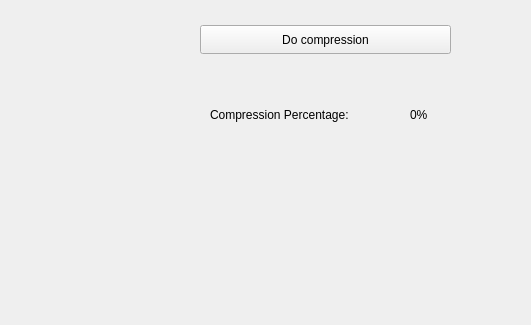
Old version of the form compress.ui in the repository kareemelramly/File-Zipper-Project; both pictures show x 0 to 531 and y 215 to 540 of the 690 by 540 pixel window.
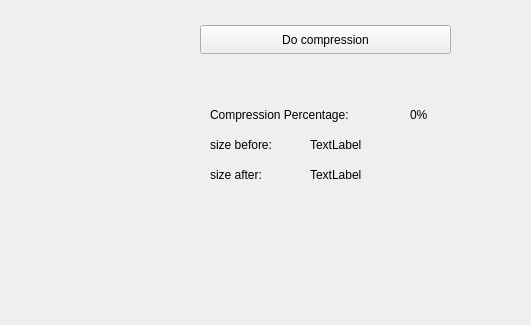
New version of the form.

Commit message: size before and after added

What changed in the file:
```diff
--- a/compress.ui
+++ b/compress.ui
@@ -65,6 +65,58 @@
     <string>Compression Percentage: </string>
    </property>
   </widget>
+  <widget class="QLabel" name="label_2">
+   <property name="geometry">
+    <rect>
+     <x>210</x>
+     <y>350</y>
+     <width>81</width>
+     <height>20</height>
+    </rect>
+   </property>
+   <property name="text">
+    <string>size before:</string>
+   </property>
+  </widget>
+  <widget class="QLabel" name="label_3">
+   <property name="geometry">
+    <rect>
+     <x>210</x>
+     <y>380</y>
+     <width>71</width>
+     <height>20</height>
+    </rect>
+   </property>
+   <property name="text">
+    <string>size after:</string>
+   </property>
+  </widget>
+  <widget class="QLabel" name="before">
+   <property name="geometry">
+    <rect>
+     <x>310</x>
+     <y>350</y>
+     <width>63</width>
+     <height>20</height>
+    </rect>
+   </property>
+   <property name="text">
+    <string>TextLabel</string>
+   </property>
+  </widget>
+  <widget class="QLabel" name="after">
+   <property name="geometry">
+    <rect>
+     <x>310</x>
+     <y>380</y>
+     <width>63</width>
+     <height>20</height>
+    </rect>
+   </property>
+   <property name="text">
+    <string>TextLabel</string>
+   </property>
+  </widget>
  </widget>
  <resources/>
  <connections/>
```
The commit also changes 19 other files.
